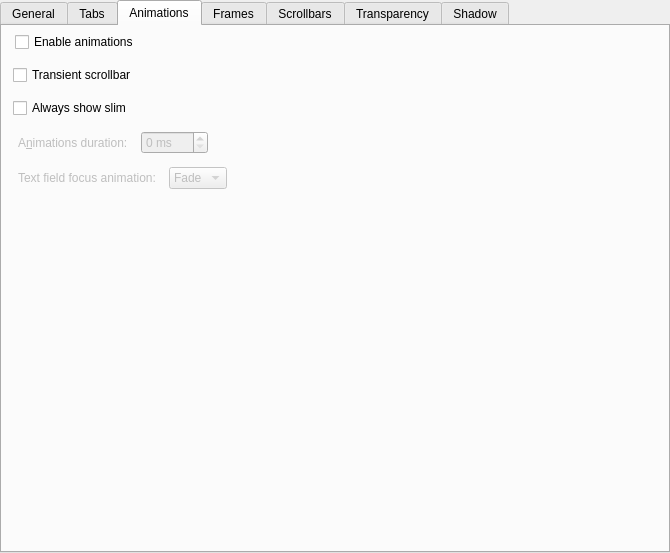
The window that kstyle/config/ui/darklystyleconfig.ui (Bali10050/Darkly) describes before a commit, drawn with Qt 5.
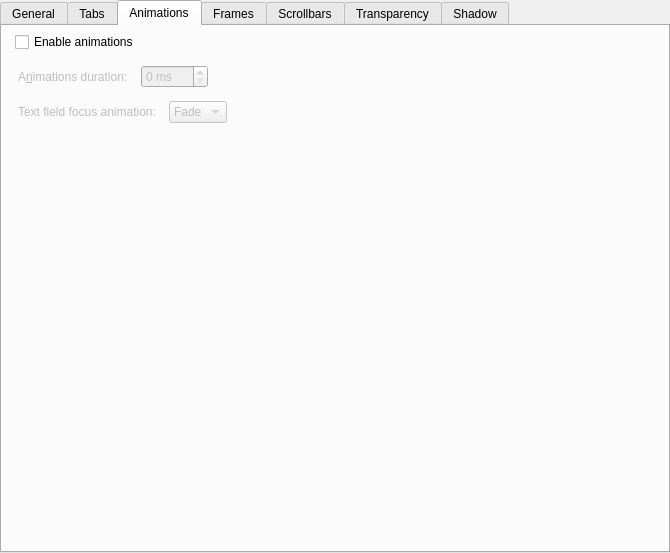
The same window after the commit. The open tabs and pages were chosen to show the change. Custom widgets are drawn as their Qt base class.

Commit message:
Revert transient scrollbars
It caused crashes, the code was spaghetti, and it didn't even work properly. Sorry everybody. I'll do a proper scrollbar update sometime soon

Patch:
```diff
--- a/kstyle/config/ui/darklystyleconfig.ui
+++ b/kstyle/config/ui/darklystyleconfig.ui
@@ -764,13 +764,6 @@
        <property name="spacing">
         <number>13</number>
        </property>
-       <item row="2" column="0">
-        <widget class="QCheckBox" name="_scrollBarTransient">
-         <property name="text">
-          <string>Transient scrollbar</string>
-         </property>
-        </widget>
-       </item>
        <item row="1" column="0">
         <layout class="QVBoxLayout" name="verticalLayout_8">
          <property name="leftMargin">
@@ -857,7 +850,7 @@
          </property>
         </spacer>
        </item>
-       <item row="4" column="0">
+       <item row="2" column="0">
         <layout class="QHBoxLayout" name="horizontalLayout_15">
          <item>
           <widget class="QLabel" name="_animationsDurationLabel">
@@ -912,13 +905,6 @@
          </item>
         </layout>
        </item>
-       <item row="3" column="0">
-        <widget class="QCheckBox" name="_scrollBarTransientAlwaysShowSlim">
-         <property name="text">
-          <string>Always show slim</string>
-         </property>
-        </widget>
-       </item>
       </layout>
      </widget>
      <widget class="QWidget" name="Frames">
```
The commit also changes 11 other files.
